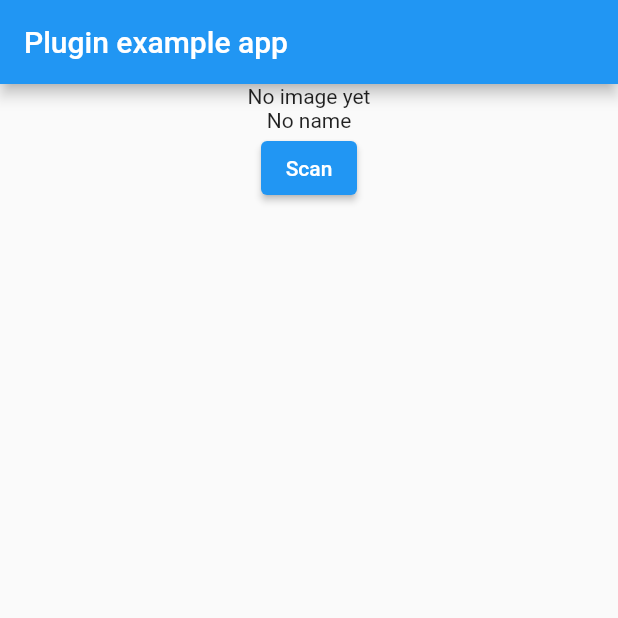
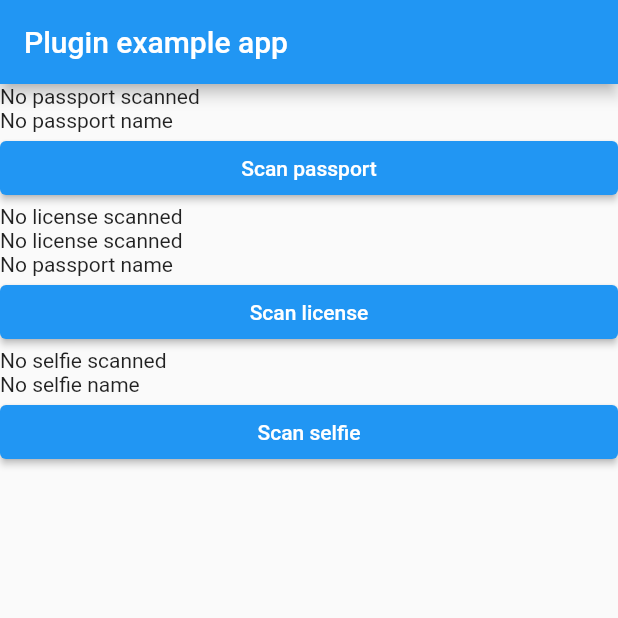
Before and after one commit to Envel-Inc/socure_flutter_sdk, a Flutter app: the screen it shows after launch, on a phone screen of 412 x 824 dp, the top half of it. Run offline on Flutter 3.47's test engine with Material 2 defaults, Android fonts, the phone set to English and light mode, and no system bars.

Commit message:
Example changes.

```diff
--- a/example/lib/main.dart
+++ b/example/lib/main.dart
@@ -11,7 +11,9 @@ class MyApp extends StatefulWidget {
 }
 
 class _MyAppState extends State<MyApp> {
-  ScanResult? result;
+  ScanResult? _passportResult;
+  ScanResult? _licenseResult;
+  ScanResult? _selfieResult;
 
   @override
   void initState() {
@@ -20,7 +22,17 @@ class _MyAppState extends State<MyApp> {
 
   initiatePassportScan() async {
     final res = await SocureSdk.initiatePassportScan();
-    setState(() => result = res);
+    setState(() => _passportResult = res);
+  }
+
+  initiateLicenseScan() async {
+    final res = await SocureSdk.initiateLicenseScan();
+    setState(() => _licenseResult = res);
+  }
+
+  initiateSelfieScan() async {
+    final res = await SocureSdk.initiateSelfieScan();
+    setState(() => _selfieResult = res);
   }
 
   @override
@@ -31,11 +43,20 @@ class _MyAppState extends State<MyApp> {
           title: const Text('Plugin example app'),
         ),
         body: Center(
-          child: Column(
+          child: ListView(
             children: [
-              result != null ? Image.memory(result!.passportImage!) : Text("No image yet"),
-              Text(result?.mrzData?.fullName ?? "No name"),
-              ElevatedButton(onPressed: () => initiatePassportScan(), child: Text("Scan")),
+              _passportResult != null ? Image.memory(_passportResult!.passportImage!) : Text("No passport scanned"),
+              Text(_passportResult?.mrzData?.fullName ?? "No passport name"),
+              ElevatedButton(onPressed: () => initiatePassportScan(), child: Text("Scan passport")),
+
+              _licenseResult != null ? Image.memory(_licenseResult!.licenseFrontImage!) : Text("No license scanned"),
+              _licenseResult != null ? Image.memory(_licenseResult!.licenseBackImage!) : Text("No license scanned"),
+              Text(_licenseResult?.mrzData?.fullName ?? "No passport name"),
+              ElevatedButton(onPressed: () => initiateLicenseScan(), child: Text("Scan license")),
+
+              _selfieResult != null ? Image.memory(_selfieResult!.selfieImage!) : Text("No selfie scanned"),
+              Text(_selfieResult?.mrzData?.fullName ?? "No selfie name"),
+              ElevatedButton(onPressed: () => initiateSelfieScan(), child: Text("Scan selfie")),
             ],
           ),
         ),
```
